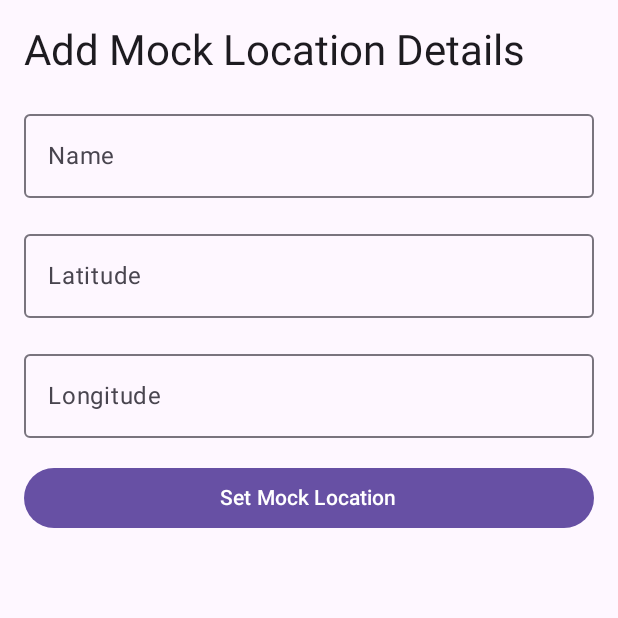
After one commit to randheer094/mock-location, an Android app built with Jetpack Compose: the composable AddMockLocationBottomSheet shown on its own in the app's theme, on a phone screen of 412 x 824 dp, the top half of it. The commit adds this screen. Run offline under Robolectric (Android 15) with nearby library versions, the phone set to English and light mode, and no system bars.

Commit message:
Add option to set mock location manually

```diff
--- /dev/null
+++ b/app/src/main/java/dev/randheer094/dev/location/presentation/mocklocation/composable/AddMockLocationBottomSheet.kt
@@ -0,0 +1,117 @@
+package dev.randheer094.dev.location.presentation.mocklocation.composable
+
+import androidx.compose.foundation.layout.Arrangement
+import androidx.compose.foundation.layout.Column
+import androidx.compose.foundation.layout.fillMaxWidth
+import androidx.compose.foundation.layout.padding
+import androidx.compose.foundation.text.KeyboardOptions
+import androidx.compose.material3.Button
+import androidx.compose.material3.MaterialTheme
+import androidx.compose.material3.OutlinedTextField
+import androidx.compose.material3.Text
+import androidx.compose.runtime.Composable
+import androidx.compose.runtime.getValue
+import androidx.compose.runtime.mutableStateOf
+import androidx.compose.runtime.remember
+import androidx.compose.runtime.rememberCoroutineScope
+import androidx.compose.runtime.setValue
+import androidx.compose.ui.Modifier
+import androidx.compose.ui.text.input.ImeAction
+import androidx.compose.ui.text.input.KeyboardType
+import androidx.compose.ui.unit.dp
+import dev.randheer094.dev.location.domain.MockLocation
+import kotlinx.coroutines.launch
+
+@Composable
+fun AddMockLocationBottomSheet(
+    onSubmit: (location: MockLocation) -> Unit,
+) {
+    var name by remember { mutableStateOf("") }
+    var latitude by remember { mutableStateOf("") }
+    var longitude by remember { mutableStateOf("") }
+    var error by remember { mutableStateOf<String?>(null) }
+    val scope = rememberCoroutineScope()
+
+    Column(
+        modifier = Modifier.padding(16.dp),
+        verticalArrangement = Arrangement.spacedBy(16.dp)
+    ) {
+        Text("Add Mock Location Details", style = MaterialTheme.typography.headlineMedium)
+
+        OutlinedTextField(
+            value = name,
+            onValueChange = { name = it },
+            label = { Text("Name") },
+            singleLine = true,
+            keyboardOptions = KeyboardOptions(
+                keyboardType = KeyboardType.Text,
+                imeAction = ImeAction.Next
+            ),
+            modifier = Modifier.fillMaxWidth()
+        )
+
+        OutlinedTextField(
+            value = latitude,
+            onValueChange = { latitude = it },
+            label = { Text("Latitude") },
+            singleLine = true,
+            keyboardOptions = KeyboardOptions(
+                keyboardType = KeyboardType.Number,
+                imeAction = ImeAction.Next
+            ),
+            modifier = Modifier.fillMaxWidth()
+        )
+
+        OutlinedTextField(
+            value = longitude,
+            onValueChange = { longitude = it },
+            label = { Text("Longitude") },
+            singleLine = true,
+            keyboardOptions = KeyboardOptions(
+                keyboardType = KeyboardType.Number,
+                imeAction = ImeAction.Done
+            ),
+            modifier = Modifier.fillMaxWidth()
+        )
+
+        if (error != null) {
+            Text(
+                text = error!!,
+                color = MaterialTheme.colorScheme.error
+            )
+        }
+
+        Button(
+            onClick = {
+                if (validateCoordinates(latitude, longitude)) {
+                    error = null
+                    scope.launch {
+                        onSubmit(
+                            MockLocation(
+                                name = "(Manual) $name",
+                                lat = latitude.toDoubleOrNull() ?: 0.0,
+                                long = longitude.toDoubleOrNull() ?: 0.0,
+                            )
+                        )
+                    }
+                } else {
+                    error = "Invalid latitude or longitude"
+                }
+            },
+            modifier = Modifier.fillMaxWidth()
+        ) {
+            Text("Set Mock Location")
+        }
+    }
+}
+
+
+private fun validateCoordinates(latitude: String, longitude: String): Boolean {
+    return try {
+        val lat = latitude.toDoubleOrNull() ?: -270.0
+        val long = longitude.toDoubleOrNull() ?: -270.0
+        lat in -90.0..90.0 && long in -180.0..180.0
+    } catch (e: NumberFormatException) {
+        false
+    }
+}
```
Also changed, not shown: app/src/main/java/dev/randheer094/dev/location/presentation/mocklocation/MockLocationViewModel.kt (+9 -0 lines), app/src/main/java/dev/randheer094/dev/location/presentation/mocklocation/composable/MockLocationNStatus.kt (+17 -0 lines), app/src/main/java/dev/randheer094/dev/location/presentation/mocklocation/composable/MockLocationScreen.kt (+28 -6 lines).
